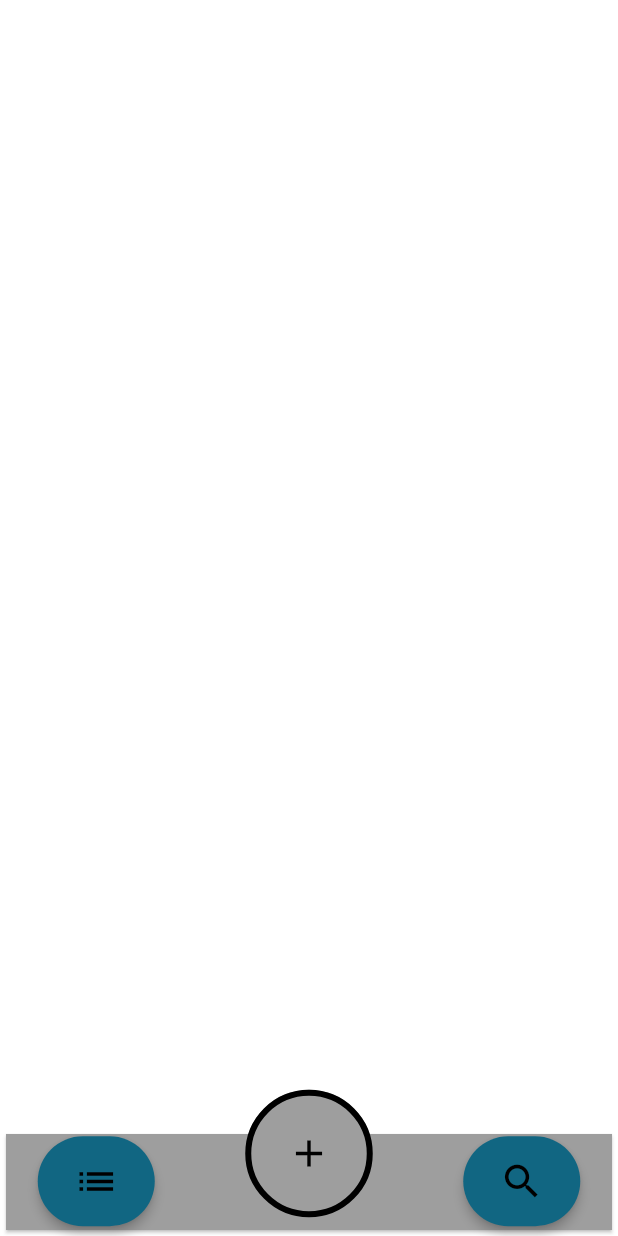
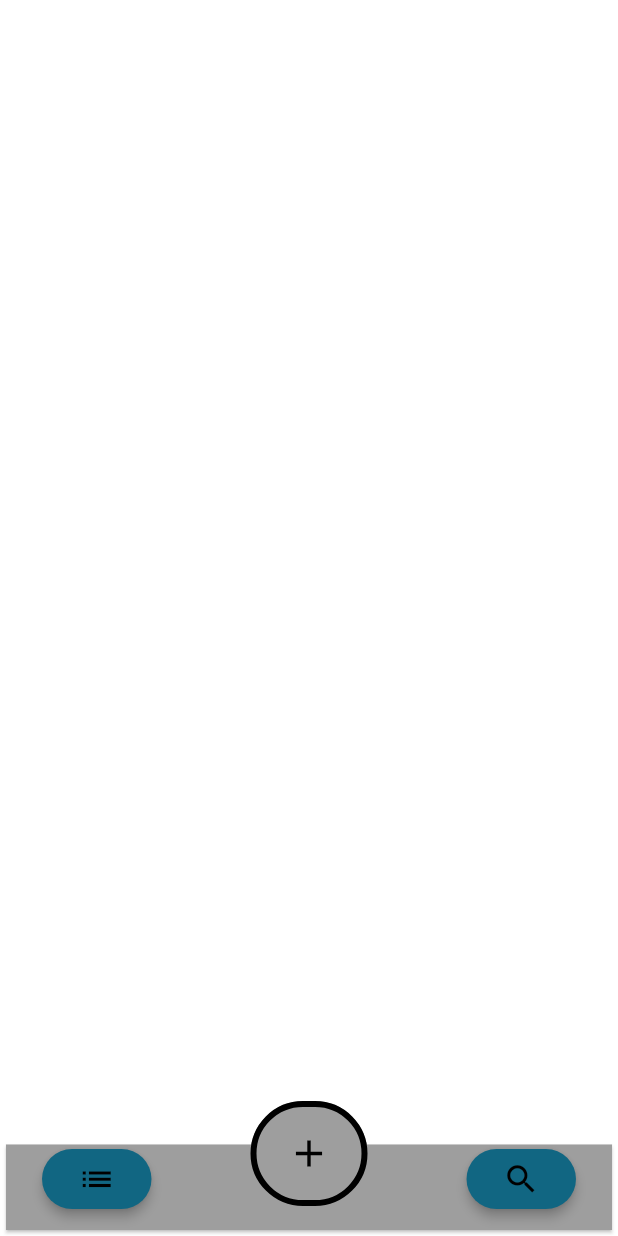
Before and after one commit to joac001/competencia_juampi, a Flutter app: the screen it shows after launch, on a phone screen of 412 x 824 dp. Run offline on Flutter 3.47's test engine with Material 2 defaults, Android fonts, the phone set to English and light mode, and no system bars.

Commit message:
styleing

```diff
--- a/lib/main.dart
+++ b/lib/main.dart
@@ -44,6 +44,7 @@ class AppState extends ChangeNotifier {
       if (subjectsNames[i] == name_) {
         subjects.removeAt(i);
         subjectsNames.removeAt(i);
+        dptos.clear();
         updateDptos();
         break;
       }
@@ -53,8 +54,8 @@ class AppState extends ChangeNotifier {
 
   void updateDptos() {
     for (Subject subject in subjects) {
-      if (!subjectsNames.contains(subject.dpto)) {
-        dptos.add(subject.dpto);
+      if (!dptos.contains(subject.getDpto())) {
+        dptos.add(subject.getDpto());
       }
     }
   }
@@ -189,10 +190,6 @@ class SubjectAdderPage extends StatelessWidget {
                     elevation: 0,
                   ),
                 ),
-                // SizedBox(
-                //   width: MediaQuery.of(context).size.width -
-                //       (MediaQuery.of(context).size.width / 2),
-                // ),
               ],
             ),
             SingleChildScrollView(
@@ -338,15 +335,14 @@ class NavBar extends StatelessWidget {
       foregroundColor: Colors.black,
       side: BorderSide(width: 4, color: Colors.black),
       elevation: 0,
-      maximumSize: Size(85, 85),
-      minimumSize: Size(85, 85),
+      minimumSize: Size(70, 70),
     );
 
     var otherButtonStyle = ElevatedButton.styleFrom(
       backgroundColor: Theme.of(context).colorScheme.primary,
       foregroundColor: Colors.black,
       elevation: 3,
-      minimumSize: Size(60, 60),
+      minimumSize: Size(40, 40),
     );
 
     return Stack(
@@ -356,7 +352,7 @@ class NavBar extends StatelessWidget {
           alignment: AlignmentDirectional.bottomEnd,
           child: SizedBox(
             width: MediaQuery.of(context).size.width,
-            height: 72,
+            height: 65,
             child: Card(
               shape: RoundedRectangleBorder(),
               color: Colors.grey,
@@ -374,7 +370,7 @@ class NavBar extends StatelessWidget {
                 onPressed: () => {appState.changeActivePage(key: 0)},
                 child: Icon(
                   Icons.list,
-                  size: 30,
+                  size: 25,
                 ),
               ),
             ),
@@ -408,7 +404,7 @@ class NavBar extends StatelessWidget {
                 onPressed: () => {appState.changeActivePage(key: 1)},
                 child: Icon(
                   Icons.search,
-                  size: 30,
+                  size: 25,
                 ),
               ),
             ),
```
